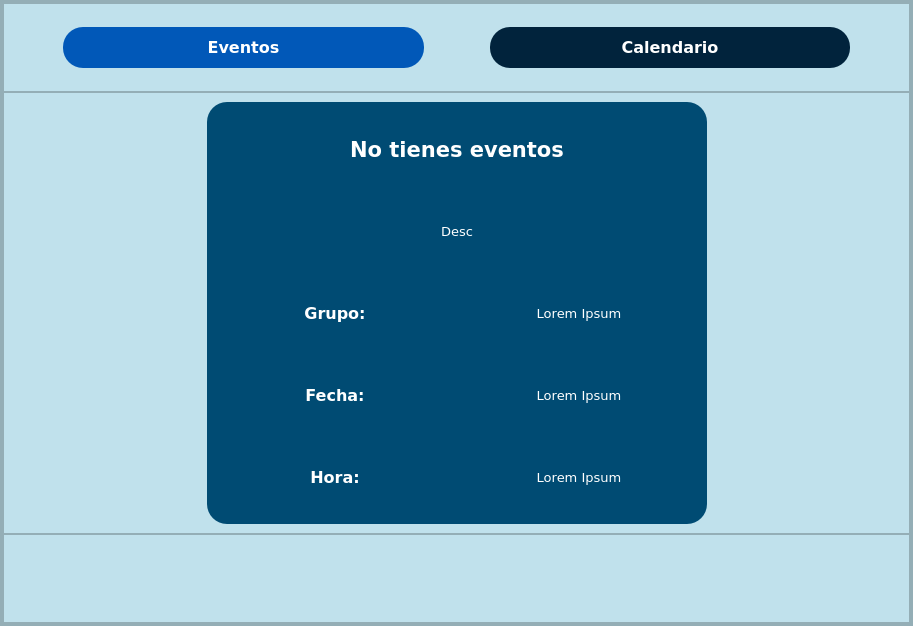
The window that src/resources/interface/Ventana_Eventos_1.ui (Yosoyepa/MyUnApp) describes before a commit, drawn with Qt 5.
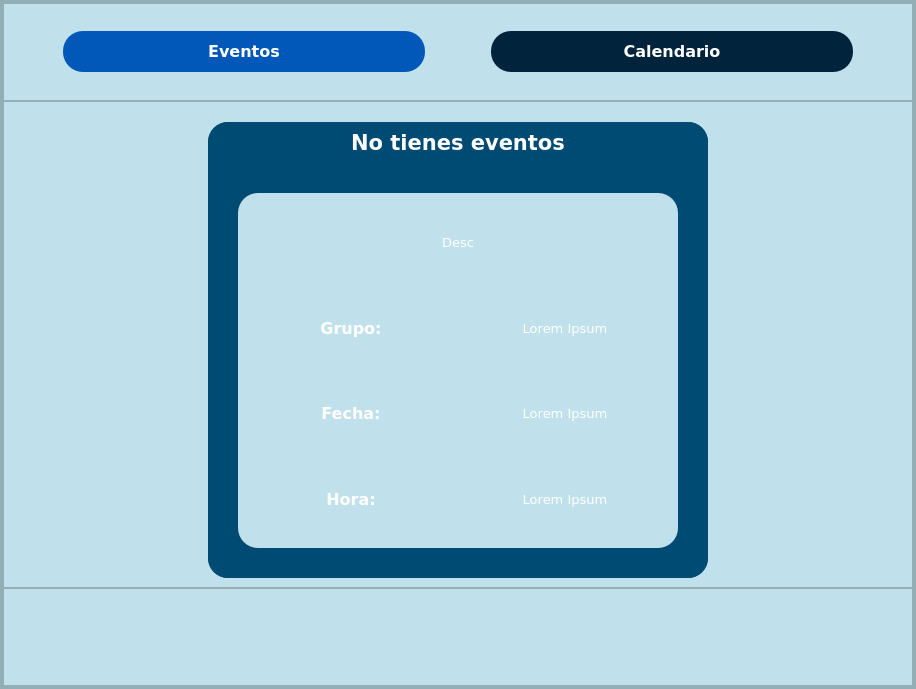
The same window after the commit.

The edit to the form file:
```diff
--- a/src/resources/interface/Ventana_Eventos_1.ui
+++ b/src/resources/interface/Ventana_Eventos_1.ui
@@ -6,8 +6,8 @@
    <rect>
     <x>0</x>
     <y>0</y>
-    <width>913</width>
-    <height>626</height>
+    <width>916</width>
+    <height>689</height>
    </rect>
   </property>
   <property name="windowTitle">
@@ -258,6 +258,9 @@
                 <enum>QFrame::Raised</enum>
                </property>
                <layout class="QHBoxLayout" name="horizontalLayout_2">
+                <property name="topMargin">
+                 <number>20</number>
+                </property>
                 <item>
                  <spacer name="horizontalSpacer">
                   <property name="orientation">
@@ -295,7 +298,22 @@
                   <property name="frameShadow">
                    <enum>QFrame::Raised</enum>
                   </property>
-                  <layout class="QVBoxLayout" name="verticalLayout_5">
+                  <layout class="QVBoxLayout" name="verticalLayout_5" stretch="1,10">
+                   <property name="spacing">
+                    <number>0</number>
+                   </property>
+                   <property name="leftMargin">
+                    <number>0</number>
+                   </property>
+                   <property name="topMargin">
+                    <number>0</number>
+                   </property>
+                   <property name="rightMargin">
+                    <number>0</number>
+                   </property>
+                   <property name="bottomMargin">
+                    <number>0</number>
+                   </property>
                    <item>
                     <widget class="QLabel" name="labelTitulo">
                      <property name="font">
@@ -321,6 +339,30 @@
                     </widget>
                    </item>
                    <item>
+                    <widget class="QWidget" name="widget_2" native="true">
+                     <layout class="QVBoxLayout" name="verticalLayout_6">
+                      <property name="spacing">
+                       <number>0</number>
+                      </property>
+                      <property name="leftMargin">
+                       <number>30</number>
+                      </property>
+                      <property name="topMargin">
+                       <number>30</number>
+                      </property>
+                      <property name="rightMargin">
+                       <number>30</number>
+                      </property>
+                      <property name="bottomMargin">
+                       <number>30</number>
+                      </property>
+                      <item>
+                       <widget class="QWidget" name="widget" native="true">
+                        <property name="styleSheet">
+                         <string notr="true">background-color: rgb(192, 225, 236);</string>
+                        </property>
+                        <layout class="QVBoxLayout" name="verticalLayout_3">
+                         <item>
                     <widget class="QLabel" name="labelDesc">
                      <property name="font">
                       <font>
@@ -499,6 +541,12 @@
                       </widget>
                      </item>
                     </layout>
+                         </item>
+                        </layout>
+                       </widget>
+                      </item>
+                     </layout>
+                    </widget>
                    </item>
                   </layout>
                  </widget>
```
Lines whose indentation alone changed are shown as unchanged.
